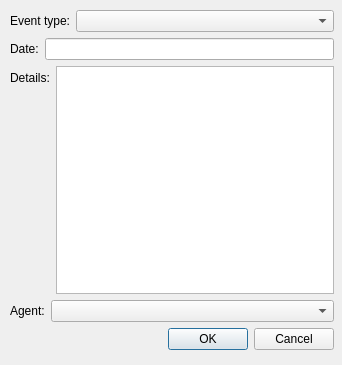
Old version of the form analogpremis.ui in the repository MAndrecPhD/PBCoreCreator.
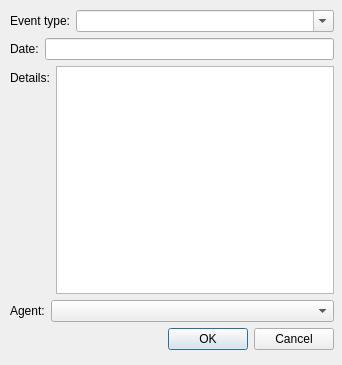
New version of the form.

Commit message: began wiring in analog premis dialog

The edit to the form file:
```diff
--- a/analogpremis.ui
+++ b/analogpremis.ui
@@ -33,7 +33,11 @@
        </widget>
       </item>
       <item row="0" column="1">
-       <widget class="QComboBox" name="analogevent_type"/>
+       <widget class="QComboBox" name="analogevent_type">
+        <property name="editable">
+         <bool>true</bool>
+        </property>
+       </widget>
       </item>
      </layout>
     </item>
```
The commit also changes 4 other files.
